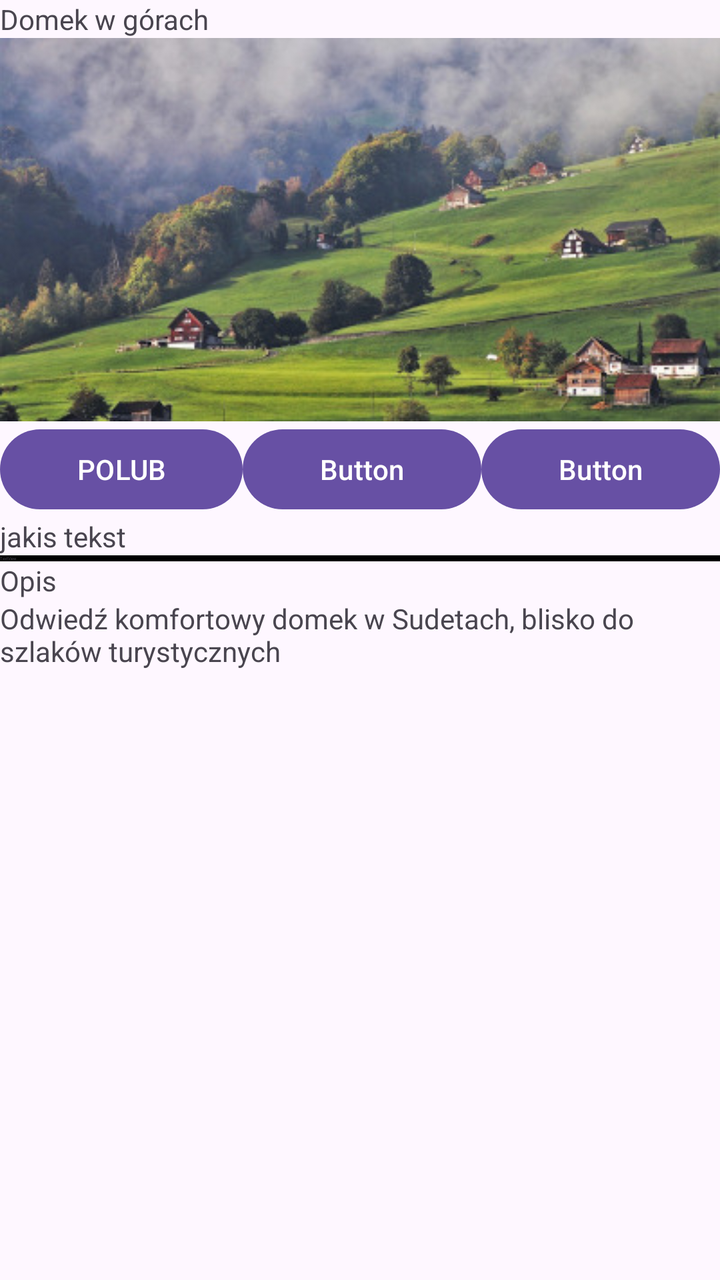
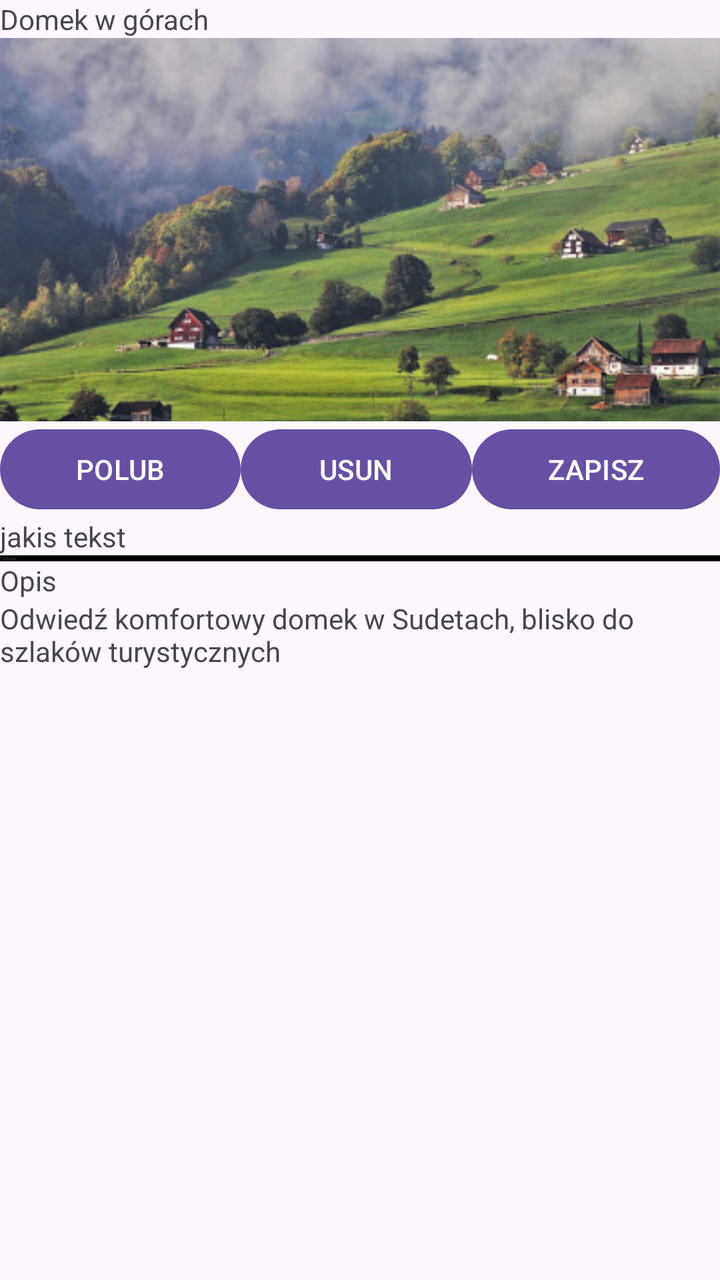

Screens rendered from an Android XML layout before and after an edit, with the pre-edit source and the edit as a unified diff.
<!-- AndroidManifest.xml: application theme Theme.DomekWGorach3pt2gr -->
<!-- res/layout/activity_main.xml -->
<?xml version="1.0" encoding="utf-8"?>
<LinearLayout xmlns:android="http://schemas.android.com/apk/res/android"
    xmlns:app="http://schemas.android.com/apk/res-auto"
    xmlns:tools="http://schemas.android.com/tools"
    android:id="@+id/main"
    android:layout_width="match_parent"
    android:layout_height="match_parent"
    android:orientation="vertical"
    tools:context=".MainActivity">

    <TextView
        android:layout_width="match_parent"
        android:layout_height="wrap_content"
        android:text="Domek w górach" />

    <ImageView
        android:id="@+id/imageView"
        android:layout_width="match_parent"
        android:layout_height="wrap_content"
        android:adjustViewBounds="true"
        app:srcCompat="@drawable/obraz" />

    <LinearLayout
        android:layout_width="match_parent"
        android:layout_height="wrap_content"
        android:orientation="horizontal">

        <Button
            android:id="@+id/button3"
            android:layout_width="wrap_content"
            android:layout_height="wrap_content"
            android:layout_weight="1"
            android:text="POLUB"
            android:textColor="@color/white" />

        <Button
            android:id="@+id/button4"
            android:layout_width="wrap_content"
            android:layout_height="wrap_content"
            android:textColor="@color/white"
            android:layout_weight="1"
            android:text="Button" />

        <Button
            android:id="@+id/button5"
            android:layout_width="wrap_content"
            android:layout_height="wrap_content"
            android:textColor="@color/white"
            android:layout_weight="1"
            android:text="Button" />

    </LinearLayout>

    <TextView
        android:id="@+id/textView2"
        android:layout_width="match_parent"
        android:layout_height="wrap_content"
        android:text="jakis tekst" />

    <TextView
        android:id="@+id/textView3"
        android:layout_width="match_parent"
        android:layout_height="wrap_content"
        android:text="TextView"
        android:textSize="2dp"
        android:background="@color/black"/>

    <TextView
        android:id="@+id/textView4"
        android:layout_width="match_parent"
        android:layout_height="wrap_content"
        android:text="Opis" />

    <TextView
        android:id="@+id/textView6"
        android:layout_width="match_parent"
        android:layout_height="match_parent"
        android:text="Odwiedź komfortowy domek w Sudetach, blisko do szlaków turystycznych" />

</LinearLayout>
<!-- resources referenced by this layout -->
<resources>
  <color name="black">#FF000000</color>
  <color name="white">#FFFFFFFF</color>
  <!-- drawable obraz: jpg bitmap (drawable, 46858 bytes) -->
  <style name="Theme.DomekWGorach3pt2gr" parent="Base.Theme.DomekWGorach3pt2gr" />
  <style name="Base.Theme.DomekWGorach3pt2gr" parent="Theme.Material3.DayNight.NoActionBar">
          
          
      </style>
</resources>

<!-- the commit's change to res/layout/activity_main.xml (unified diff, before → after) -->
@@ -37,17 +37,17 @@
             android:id="@+id/button4"
             android:layout_width="wrap_content"
             android:layout_height="wrap_content"
-            android:textColor="@color/white"
             android:layout_weight="1"
-            android:text="Button" />
+            android:text="USUN"
+            android:textColor="@color/white" />
 
         <Button
             android:id="@+id/button5"
             android:layout_width="wrap_content"
             android:layout_height="wrap_content"
-            android:textColor="@color/white"
             android:layout_weight="1"
-            android:text="Button" />
+            android:text="ZAPISZ"
+            android:textColor="@color/white" />
 
     </LinearLayout>
 
